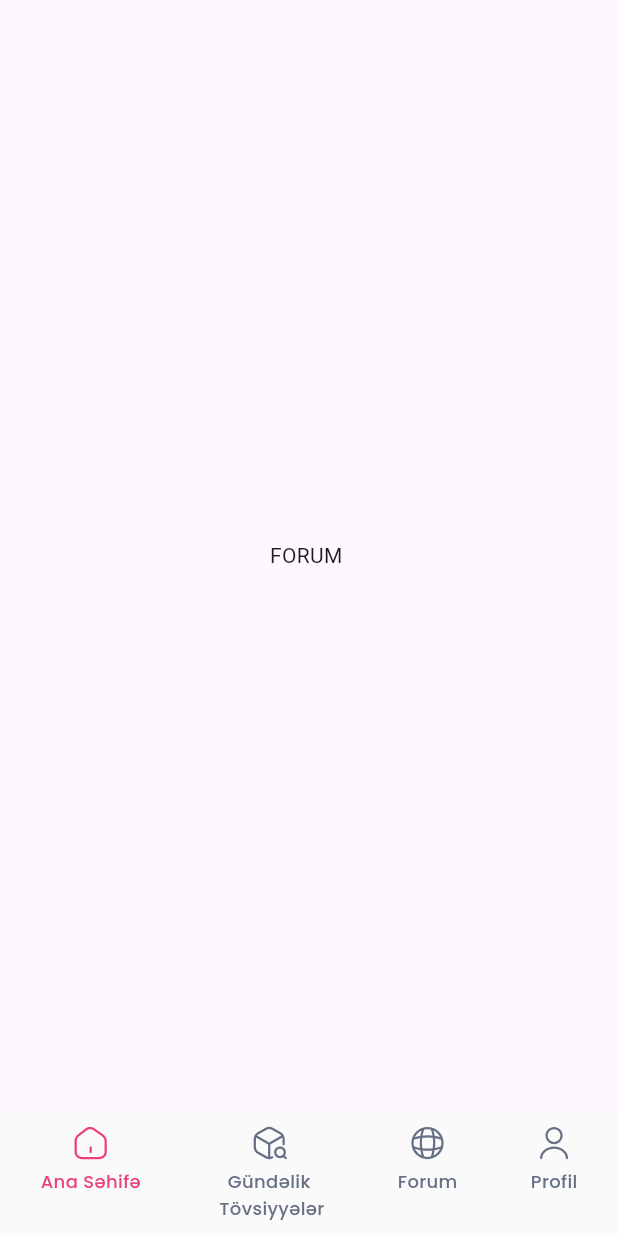
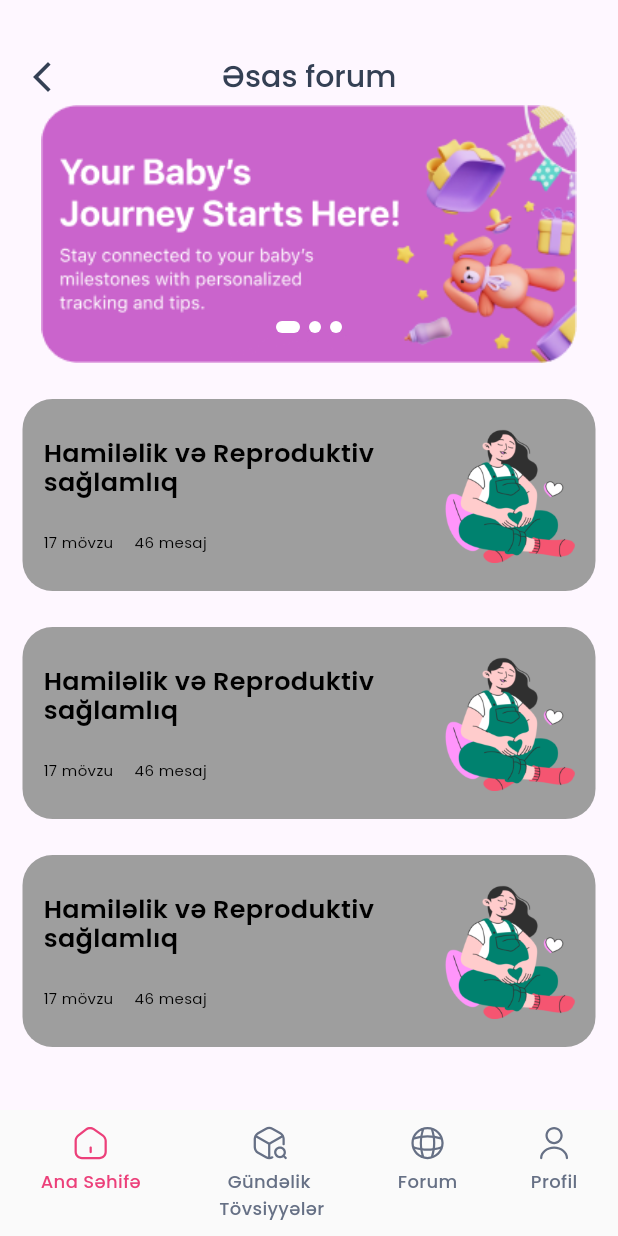
Before and after one commit to NijatNaghiyev/burlaxatun-flutter, a Flutter app: the MainForumPage screen opened by its route, on a phone screen of 412 x 824 dp. Run offline on Flutter 3.47's test engine with Material 3 defaults, Android fonts, the phone set to English and light mode, and no system bars; drawn by our look-alikes of carousel_slider, smooth_page_indicator; our stand-ins replace equatable, flutter_bloc, flutter_svg, go_router, google_fonts, syncfusion_flutter_charts and 1 more.

Commit message:
main forum page created

```diff
--- a/lib/cubits/main/mainn_cubit.dart
+++ b/lib/cubits/main/mainn_cubit.dart
@@ -124,7 +124,7 @@ class MainnCubit extends Cubit<MainInitial> {
   }
 
   void updateCarouselIndex(int v) {
-    log('$v');
+    // log('$v');
     emit(state.copyWith(carouselIndex: v));
   }
 
--- a/lib/cubits/questions_cubit/questions_state.dart
+++ b/lib/cubits/questions_cubit/questions_state.dart
@@ -38,7 +38,6 @@ class QuestionsInitial extends Equatable {
 
 
   @override
-  // TODO: implement props
   List<Object?> get props => [
         currentQuestionOneOptionIndex,
         selectedCalculateOptionIndex,
--- a/lib/ui/screens/main/views/forum_page/main_forum_page.dart/forum_page.dart
+++ b/lib/ui/screens/main/views/forum_page/main_forum_page.dart/forum_page.dart
@@ -1,3 +1,5 @@
+import 'package:burla_xatun/ui/screens/main/views/forum_page/main_forum_page.dart/widgets/main_forum_custom_scroll.dart';
+import 'package:burla_xatun/ui/widgets/global_appbar.dart';
 import 'package:flutter/material.dart';
 
 class MainForumPage extends StatelessWidget {
@@ -6,9 +8,11 @@ class MainForumPage extends StatelessWidget {
   @override
   Widget build(BuildContext context) {
     return Scaffold(
-      body: Center(
-        child: Text('FORUM '),
+      appBar: GlobalAppbar(
+        title: 'Əsas forum',
+        onTap: () {},
       ),
+      body: MainForumCustomScroll(),
     );
   }
 }
--- /dev/null
+++ b/lib/ui/screens/main/views/forum_page/main_forum_page.dart/widgets/main_forum_banner.dart
@@ -0,0 +1,11 @@
+import 'package:burla_xatun/ui/widgets/global_banner.dart';
+import 'package:flutter/material.dart';
+
+class MainForumBanner extends StatelessWidget {
+  const MainForumBanner({super.key});
+
+  @override
+  Widget build(BuildContext context) {
+    return GlobalBanner();
+  }
+}
--- /dev/null
+++ b/lib/ui/screens/main/views/forum_page/main_forum_page.dart/widgets/main_forum_custom_scroll.dart
@@ -0,0 +1,32 @@
+import 'package:burla_xatun/ui/screens/main/views/forum_page/main_forum_page.dart/widgets/main_forum_banner.dart';
+import 'package:burla_xatun/ui/screens/main/views/forum_page/main_forum_page.dart/widgets/main_forum_title_box.dart';
+import 'package:flutter/material.dart';
+
+class MainForumCustomScroll extends StatelessWidget {
+  const MainForumCustomScroll({super.key});
+
+  @override
+  Widget build(BuildContext context) {
+    return CustomScrollView(
+      slivers: [
+        SliverPadding(
+          padding: EdgeInsets.only(bottom: 24),
+          sliver: SliverToBoxAdapter(
+            child: MainForumBanner(),
+          ),
+        ),
+        SliverList(
+          delegate: SliverChildBuilderDelegate(
+            childCount: 3,
+            (_, i) {
+              return Padding(
+                padding: const EdgeInsets.only(bottom: 24) + EdgeInsets.symmetric(horizontal: 15),
+                child: MainForumTitleBox(),
+              );
+            },
+          ),
+        ),
+      ],
+    );
+  }
+}
--- /dev/null
+++ b/lib/ui/screens/main/views/forum_page/main_forum_page.dart/widgets/main_forum_title_box.dart
@@ -0,0 +1,66 @@
+import 'package:burla_xatun/ui/widgets/global_text.dart';
+import 'package:burla_xatun/utils/extensions/context_extensions.dart';
+import 'package:burla_xatun/utils/extensions/num_extensions.dart';
+import 'package:flutter/material.dart';
+
+class MainForumTitleBox extends StatelessWidget {
+  const MainForumTitleBox({super.key});
+
+  @override
+  Widget build(BuildContext context) {
+    return DecoratedBox(
+      decoration: BoxDecoration(
+        color: Colors.grey,
+        borderRadius: BorderRadius.all(Radius.circular(20)),
+      ),
+      child: Padding(
+        padding: const EdgeInsets.all(14),
+        child: Row(
+          mainAxisAlignment: MainAxisAlignment.spaceBetween,
+          children: [
+            Column(
+              crossAxisAlignment: CrossAxisAlignment.start,
+              children: [
+                SizedBox(
+                  width: context.deviceWidth * 0.58,
+                  child: GlobalText(
+                    textAlign: TextAlign.left,
+                    text: 'Hamiləlik və Reproduktiv sağlamlıq',
+                    fontSize: 17,
+                    fontWeight: FontWeight.w600,
+                    color: Colors.black,
+                  ),
+                ),
+                25.h,
+                Row(
+                  children: [
+                    GlobalText(
+                      textAlign: TextAlign.left,
+                      text: '17 mövzu',
+                      fontSize: 10,
+                      fontWeight: FontWeight.w400,
+                      color: Colors.black,
+                    ),
+                    SizedBox(width: 14),
+                    GlobalText(
+                      textAlign: TextAlign.left,
+                      text: '46 mesaj',
+                      fontSize: 10,
+                      fontWeight: FontWeight.w400,
+                      color: Colors.black,
+                    ),
+                  ],
+                ),
+              ],
+            ),
+            Image.asset(
+              'assets/png/main_forum_png.png',
+              width: 92,
+              height: 100,
+            ),
+          ],
+        ),
+      ),
+    );
+  }
+}
--- a/lib/ui/screens/main/views/home_page/blog/article_details/widgets/article_details_appbar.dart
+++ b/lib/ui/screens/main/views/home_page/blog/article_details/widgets/article_details_appbar.dart
@@ -69,6 +69,5 @@ class ArticleDetailsAppbar extends StatelessWidget
   }
 
   @override
-  // TODO: implement preferredSize
   Size get preferredSize => Size(double.maxFinite, 175);
 }
--- a/lib/ui/screens/main/views/home_page/blog/initial_blog/initial_blog_page.dart
+++ b/lib/ui/screens/main/views/home_page/blog/initial_blog/initial_blog_page.dart
@@ -4,7 +4,7 @@ import 'package:go_router/go_router.dart';
 import '../../../../../../../utils/extensions/num_extensions.dart';
 import '../../../../../../widgets/global_appbar.dart';
 import 'widgets/articles_widget.dart';
-import 'widgets/carousel_widget.dart';
+import '../../../../../../widgets/global_banner.dart';
 import 'widgets/search_input.dart';
 
 class InitialBlogPage extends StatelessWidget {
@@ -28,7 +28,7 @@ class InitialBlogPage extends StatelessWidget {
               child: SearchInput(),
             ),
             24.h,
-            CarouselWidget(),
+            GlobalBanner(),
             24.h,
             ArticlesWidget(),
             24.h,
--- a/lib/ui/screens/main/views/home_page/my_healing_page/my_medicines/initial_medicine_page/my_medicines_page.dart
+++ b/lib/ui/screens/main/views/home_page/my_healing_page/my_medicines/initial_medicine_page/my_medicines_page.dart
@@ -20,7 +20,8 @@ class MyMedicinesPage extends StatelessWidget {
         title: 'Dərmanlarım',
         onTap: () => context.pop(),
       ),
-      body: Center(
+      body: SingleChildScrollView(
+        child: Center(
           child: Padding(
             padding: const EdgeInsets.symmetric(horizontal: 15),
             child: Column(
@@ -45,6 +46,7 @@ class MyMedicinesPage extends StatelessWidget {
             ),
           ),
         ),
+      ),
     );
   }
 }
--- a/lib/ui/screens/main/views/home_page/my_healing_page/my_medicines/initial_medicine_page/widgets/add_medicine_dialog.dart
+++ b/lib/ui/screens/main/views/home_page/my_healing_page/my_medicines/initial_medicine_page/widgets/add_medicine_dialog.dart
@@ -11,7 +11,11 @@ class AddMedicineDialog extends StatelessWidget {
 
   @override
   Widget build(BuildContext context) {
-    return Center(
+    return AnimatedPadding(
+      padding:
+          EdgeInsets.only(bottom: MediaQuery.of(context).viewInsets.bottom / 1.4),
+      duration: const Duration(milliseconds: 300),
+      child: Center(
         child: SizedBox(
           width: MediaQuery.of(context).size.width * 0.9,
           height: 521,
@@ -30,7 +34,8 @@ class AddMedicineDialog extends StatelessWidget {
                       mainAxisAlignment: MainAxisAlignment.end,
                       children: [
                         GestureDetector(
-                        child: SvgPicture.asset('assets/icons/close_icon.svg'),
+                          child:
+                              SvgPicture.asset('assets/icons/close_icon.svg'),
                           onTap: () {
                             Navigator.pop(context);
                           },
@@ -93,8 +98,8 @@ class AddMedicineDialog extends StatelessWidget {
                         width: 140,
                         child: ElevatedButton(
                           style: ButtonStyle(
-                          shadowColor:
-                              const WidgetStatePropertyAll(Colors.transparent),
+                            shadowColor: const WidgetStatePropertyAll(
+                                Colors.transparent),
                             backgroundColor:
                                 WidgetStatePropertyAll(Color(0xffECECEC)),
                           ),
@@ -116,8 +121,8 @@ class AddMedicineDialog extends StatelessWidget {
                         width: 140,
                         child: ElevatedButton(
                           style: ButtonStyle(
-                          shadowColor:
-                              const WidgetStatePropertyAll(Colors.transparent),
+                            shadowColor: const WidgetStatePropertyAll(
+                                Colors.transparent),
                             backgroundColor:
                                 WidgetStatePropertyAll(Color(0xffFFD3E2)),
                           ),
@@ -138,6 +143,7 @@ class AddMedicineDialog extends StatelessWidget {
             ),
           ),
         ),
+      ),
     );
   }
 }
--- a/lib/ui/screens/main/views/profie_page/settings/widgets/setting_boxes.dart
+++ b/lib/ui/screens/main/views/profie_page/settings/widgets/setting_boxes.dart
@@ -1,6 +1,5 @@
 import 'package:flutter/cupertino.dart';
 import 'package:flutter/gestures.dart';
-import 'package:flutter/material.dart';
 import 'package:flutter_bloc/flutter_bloc.dart';
 import 'package:flutter_svg/svg.dart';
 
--- a/lib/ui/screens/main/views/home_page/blog/initial_blog/widgets/carousel_widget.dart
+++ b/lib/ui/widgets/global_banner.dart
@@ -3,11 +3,11 @@ import 'package:flutter/material.dart';
 import 'package:flutter_bloc/flutter_bloc.dart';
 import 'package:smooth_page_indicator/smooth_page_indicator.dart';
 
-import '../../../../../../../../cubits/main/main_state.dart';
-import '../../../../../../../../cubits/main/mainn_cubit.dart';
+import '../../cubits/main/main_state.dart';
+import '../../cubits/main/mainn_cubit.dart';
 
-class CarouselWidget extends StatelessWidget {
-  const CarouselWidget({super.key});
+class GlobalBanner extends StatelessWidget {
+  const GlobalBanner({super.key});
 
   @override
   Widget build(BuildContext context) {
```
Also changed, not shown: assets/png/main_forum_png.png (added), assets/svgs/main_forum_svg.svg (added). Lines whose indentation alone changed are shown as unchanged.
